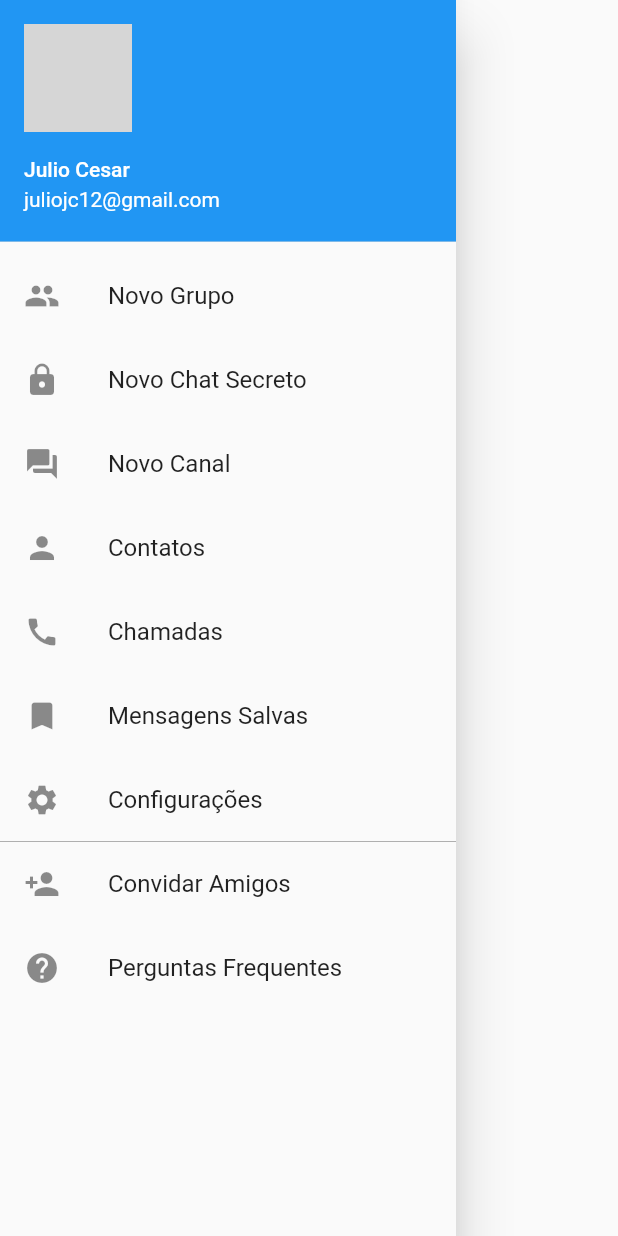
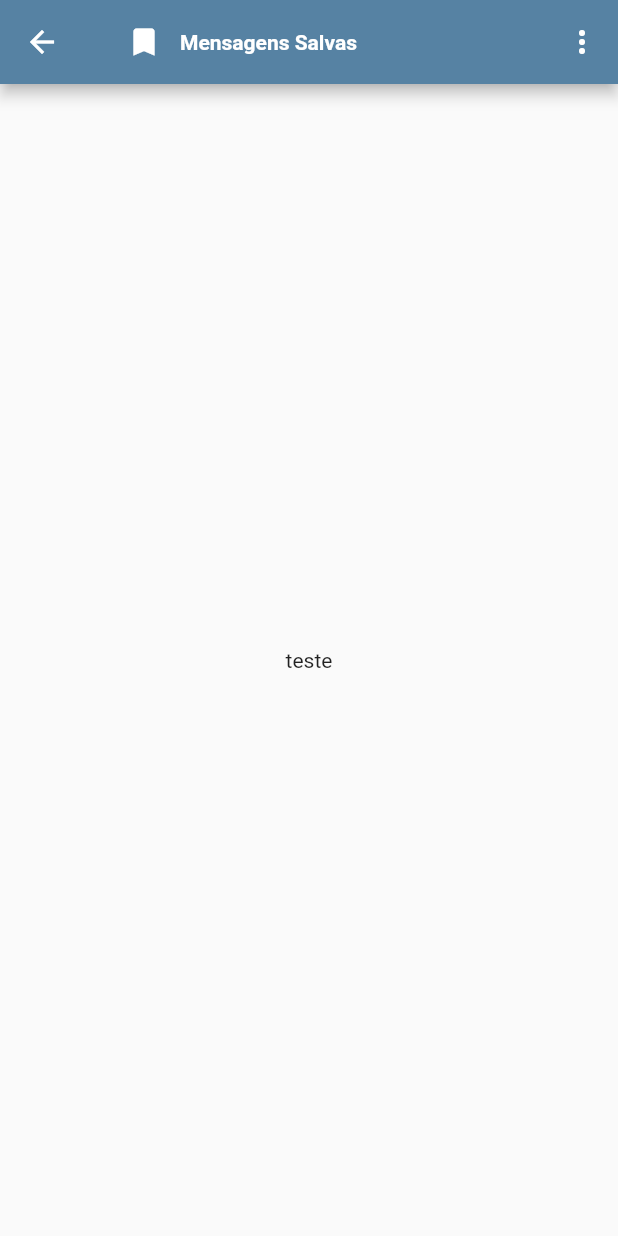
Before and after one commit to juliojc12/clone-telegram, a Flutter app: the MyDrawer widget shown alone on an empty page, opened directly, after a tap on "Mensagens Salvas", on a phone screen of 412 x 824 dp. Run offline on Flutter 3.47's test engine with Material 2 defaults, Android fonts, the phone set to English and light mode, and no system bars; network calls fail; grey boxes are pictures that could not be loaded.

Commit message:
add screen savedmensages test

```diff
--- /dev/null
+++ b/lib/routes/app_routes.dart
@@ -0,0 +1,5 @@
+class AppRouter {
+  static const HOME = '/';
+  static const CONTACT = '/contacts';
+  static const SAVEDMENSAGES = '/savemensages';
+}
--- /dev/null
+++ b/lib/screens/save_mensages.dart
@@ -0,0 +1,35 @@
+import 'package:flutter/material.dart';
+import 'package:telegram_clone/routes/app_routes.dart';
+
+class SavedMensages extends StatelessWidget {
+  @override
+  Widget build(BuildContext context) {
+    return Scaffold(
+      appBar: AppBar(
+        leading: IconButton(icon: Icon(Icons.arrow_back), onPressed: (){
+          Navigator.of(context).pushNamed(AppRouter.HOME);
+        }),
+        title: Row(
+          children: <Widget>[
+            IconButton(
+              icon: Icon(Icons.bookmark),
+              onPressed: () {},
+            ),
+            Text(
+              'Mensagens Salvas',
+              style: TextStyle(fontSize: 14, fontWeight: FontWeight.bold),
+            ),
+          ],
+        ),
+        actions: <Widget>[
+          IconButton(icon: Icon(Icons.more_vert), onPressed: (){})
+        ],
+      ),
+      body: Center(
+        child: Container(
+          child: Text('teste'),
+        ),
+      )
+    );
+  }
+}
--- a/lib/widgets/my_drawer.dart
+++ b/lib/widgets/my_drawer.dart
@@ -1,4 +1,5 @@
 import 'package:flutter/material.dart';
+import 'package:telegram_clone/routes/app_routes.dart';
 
 import 'my_list_contacts.dart';
 
@@ -49,7 +50,9 @@ class _MyDrawerState extends State<MyDrawer> {
           MyContactList(
             iconData: Icons.bookmark,
             title: "Mensagens Salvas",
-            onPress: () {},
+            onPress: () {
+              Navigator.of(context).pushNamed(AppRouter.SAVEDMENSAGES);
+            },
           ),
           MyContactList(
             iconData: Icons.settings,
```
Also changed, not shown: lib/main.dart (+8 -1 lines), lib/screens/constact.dart (+8 -0 lines), lib/screens/home_page.dart (+3 -4 lines).
